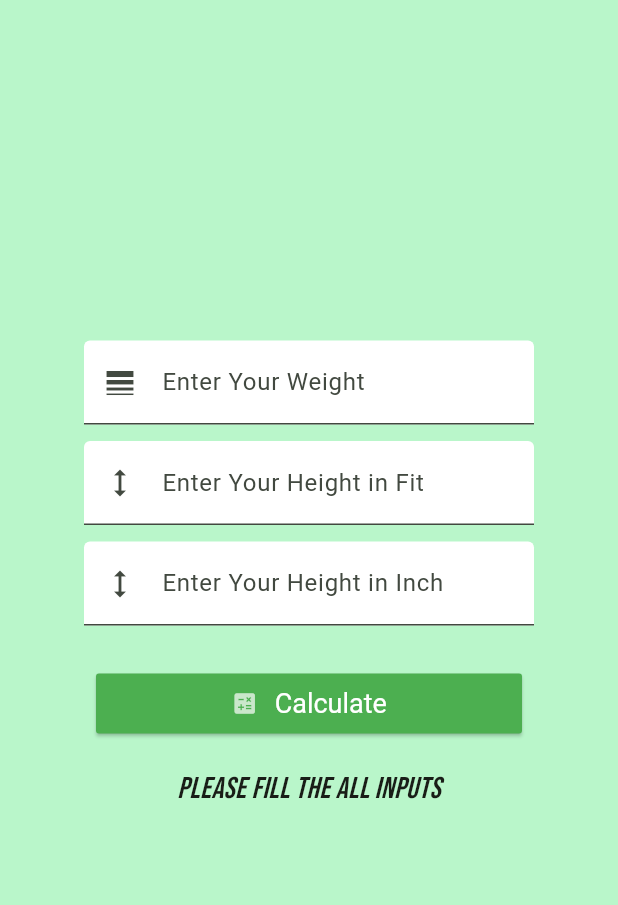
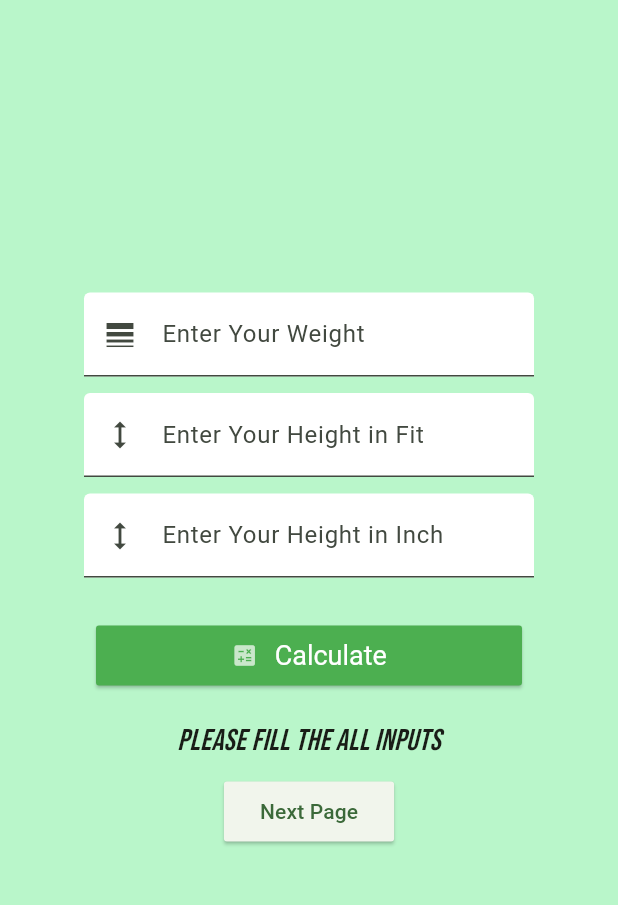
Before and after one commit to kayesmahmud000/bmi-tester, a Flutter app: the screen it shows after launch, after a tap on "Calculate", on a phone screen of 412 x 824 dp, the part 84-989 px from its top. Run offline on Flutter 3.47's test engine with Material 3 defaults, Android fonts, the phone set to English and light mode, and no system bars.

Commit message:
added the bmi project

```diff
--- a/lib/main.dart
+++ b/lib/main.dart
@@ -1,5 +1,7 @@
 import 'package:bmi_test_app/splash_screen.dart';
+import 'package:bmi_test_app/three_d_list.dart';
 import 'package:bmi_test_app/widgets/bmi_test_field.dart';
+import 'package:bmi_test_app/widgets/custom_btn.dart';
 import 'package:flutter/material.dart';
 
 void main() {
@@ -20,7 +22,7 @@ class MyApp extends StatelessWidget {
         textTheme: TextTheme(headlineLarge: TextStyle(fontSize: 30, fontWeight: .bold, color: Colors.red.shade400 ,fontStyle: .italic , fontFamily:'MainFont'))
       ),
       // home: const MyHomePage(title: 'BMI TEST '),
-      home:  SplashScreen(textTheme: Theme.of(context).textTheme,),
+      home:  SplashScreen(),
     );
   }
 }
@@ -59,8 +61,14 @@ class _MyHomePageState extends State<MyHomePage> {
           width: double.infinity,
           height: double.infinity,
           color:bgColor,
-          child:Center(
-            child: BmiTestField(onBgChange: bgChange),
+          child:Column(
+            mainAxisAlignment: .center,
+            children: [
+              Center(
+                child: BmiTestField(onBgChange: bgChange),
+              ),
+              CustomBtn(btnName: 'Next Page', callback: () => Navigator.push(context, MaterialPageRoute(builder: (context)=>ThreeDList())),)
+            ],
           )
       )
       )
--- a/lib/splash_screen.dart
+++ b/lib/splash_screen.dart
@@ -4,9 +4,9 @@ import 'package:bmi_test_app/main.dart';
 import 'package:flutter/material.dart';
 
 class SplashScreen  extends StatefulWidget{
-  TextTheme textTheme;
 
-SplashScreen({required this.textTheme});
+
+SplashScreen();
 
 @override
 State<SplashScreen> createState ()=> _SplashScreenState();
@@ -30,7 +30,7 @@ class _SplashScreenState  extends State<SplashScreen>{
           mainAxisAlignment: .center,
           children: [
             Icon(Icons.rocket_launch , color: Colors.red.shade400, size: 30,),
-            Text('BMI TESTER', style: Theme.of(context).textTheme.headlineLarge,),
+            Text('BMI TESTER', style: Theme.of(context).textTheme.headlineMedium,),
           ],
         ),
       ),
```
Also changed, not shown: lib/three_d_list.dart (added, +28 -0 lines), lib/widgets/bmi_test_field.dart (+8 -0 lines).
